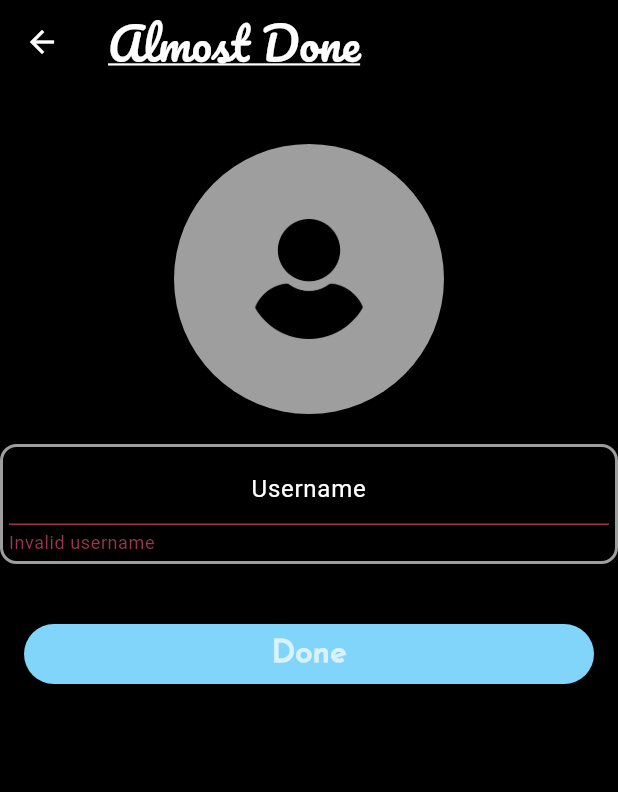
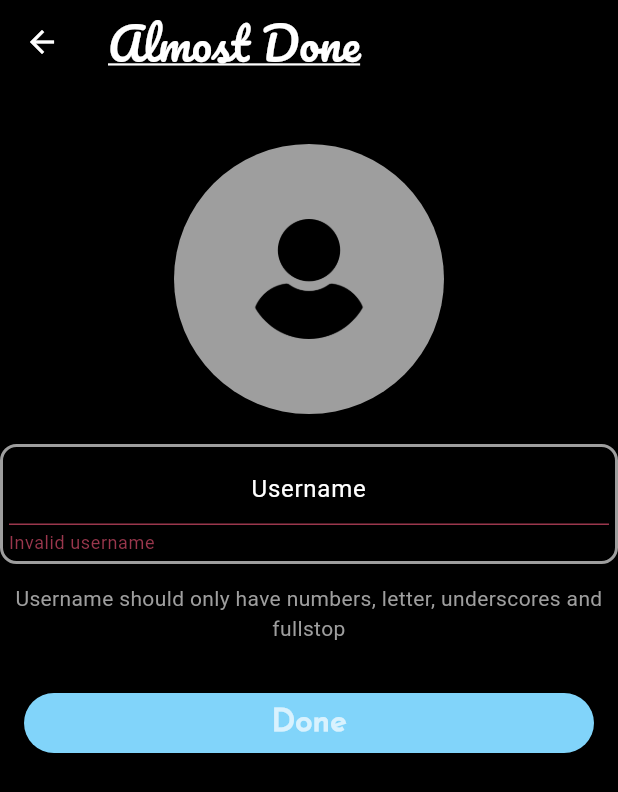
Before and after one commit to Knightmare2X/Concord, a Flutter app: the CreateProfileScreen screen opened directly, after a tap on "Done", on a phone screen of 412 x 824 dp. Shown: the top 792 px of the screen. Run offline on Flutter 3.47's test engine with Material 3 defaults, Android fonts, the phone set to English and light mode, and no system bars; our stand-ins replace cached_network_image, cloud_firestore, firebase_auth, firebase_core, firebase_storage, google_sign_in and 2 more; missing offline and left inert: image_painter; accounts and stored records are empty.

Commit message:
minor profile pic and username fixes

```diff
--- a/lib/resources/auth.dart
+++ b/lib/resources/auth.dart
@@ -40,7 +40,6 @@ Future<void> signUp(BuildContext context) async {
           await _firestore.collection('Users').doc(user.uid).set({
             'username': user.displayName,
             'email': user.email,
-            'photoURL': user.photoURL,
             'uid': user.uid,
             'followers': [],
             'following': [],
--- a/lib/resources/firestore.dart
+++ b/lib/resources/firestore.dart
@@ -288,6 +288,17 @@ class FirestoreMethods {
     }
   }
 
+  Future<void> uploadDataWithoutImage(String username, String uid) async {
+    try {
+      await _firestore.collection('Users').doc(uid).update({'username': username});
+    } catch (e) {
+      print(e.toString());
+      throw e;
+    }
+  }
+
+
+
 
   Future<bool> isUsernameUnique(String username) async {
     try {
--- a/lib/screens/new_user_screens/create_profile_screen.dart
+++ b/lib/screens/new_user_screens/create_profile_screen.dart
@@ -30,7 +30,6 @@ class _CreateProfileScreenState extends State<CreateProfileScreen> {
           selectedImageBytes = bytes;
         });
       }
-
     }
   }
 
@@ -78,7 +77,6 @@ class _CreateProfileScreenState extends State<CreateProfileScreen> {
                             ? MemoryImage(selectedImageBytes!)
                             : null,
                       ),
-
                       if (selectedImageBytes == null &&
                           selectedImagePath !=
                               null) // Show loading indicator if image is being loaded
@@ -106,13 +104,23 @@ class _CreateProfileScreenState extends State<CreateProfileScreen> {
                     decoration: InputDecoration(
                       hintText: 'Username',
                       counterText: '',
-                      errorText:
-                      showUsernameError ? 'Invalid username' : null,
+                      errorText: showUsernameError ? 'Invalid username' : null,
                     ),
                     textAlign: TextAlign.center,
                   ),
                 ),
-                SizedBox(height: 20),
+                SizedBox(height: 5),
+                Container(
+                  child: Padding(
+                    padding: const EdgeInsets.all(8.0),
+                    child: Text(
+                      "Username should only have numbers, letter, underscores and fullstop",
+                      style: TextStyle(color: Colors.grey),
+                      textAlign: TextAlign.center,
+                    ),
+                  ),
+                ),
+                SizedBox(height: 5),
                 Container(
                   width: double.infinity,
                   padding: const EdgeInsets.all(16),
@@ -139,11 +147,19 @@ class _CreateProfileScreenState extends State<CreateProfileScreen> {
 
                       try {
                         final User user = FirebaseAuth.instance.currentUser!;
+                        if (selectedImageBytes != null) {
                           await FirestoreMethods().uploadData(
                             username,
                             user.uid,
                             selectedImageBytes!,
                           );
+                        } else {
+                          await FirestoreMethods().uploadDataWithoutImage(
+                            username,
+                            user.uid,
+                          );
+                        }
+
                         ScaffoldMessenger.of(context).showSnackBar(
                           SnackBar(
                             content: Text("Welcome"),
@@ -165,6 +181,7 @@ class _CreateProfileScreenState extends State<CreateProfileScreen> {
                           ),
                         );
                       }
+
                     },
                     style: ElevatedButton.styleFrom(
                       backgroundColor: Colors.lightBlue.shade200,
@@ -191,5 +208,4 @@ class _CreateProfileScreenState extends State<CreateProfileScreen> {
   bool isValidUsername(String username) {
     return RegExp(r'^[a-zA-Z0-9_.]+$').hasMatch(username);
   }
-
 }
```
Also changed, not shown: lib/screens/profile_screen.dart (+15 -12 lines). Lines whose indentation alone changed are shown as unchanged.
